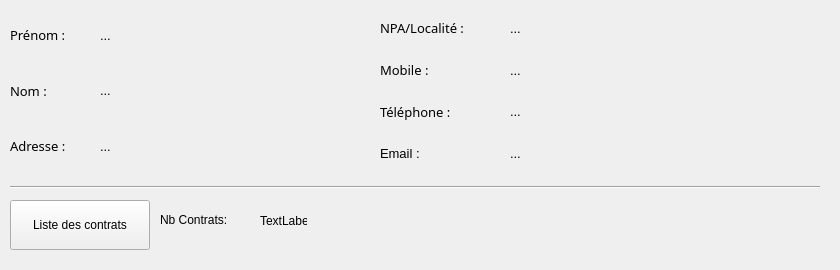
Qt form Sploks/views/clientsDetails.ui (alhelo-93/TPI-SPLOKS) before a commit.
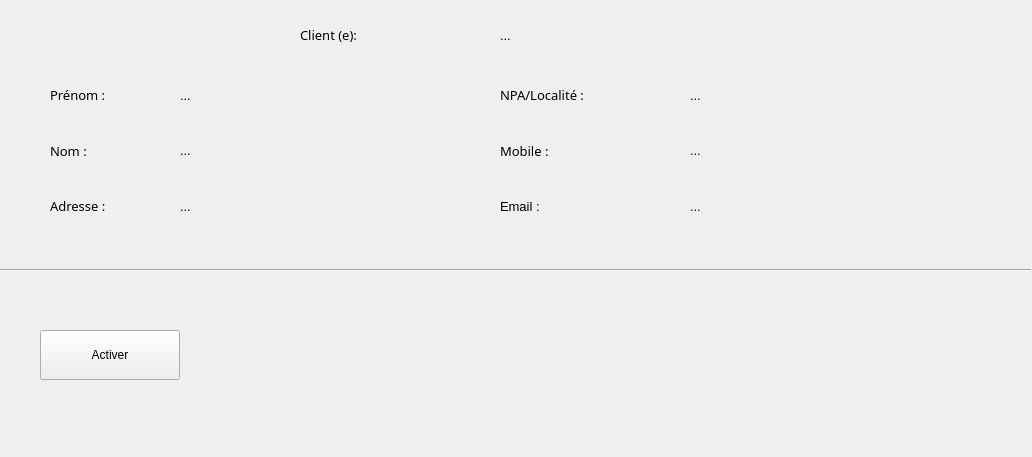
The same form after that commit.

Patch:
```diff
--- a/Sploks/views/clientsDetails.ui
+++ b/Sploks/views/clientsDetails.ui
@@ -6,8 +6,8 @@
    <rect>
     <x>0</x>
     <y>0</y>
-    <width>840</width>
-    <height>270</height>
+    <width>1032</width>
+    <height>457</height>
    </rect>
   </property>
   <property name="windowTitle">
@@ -17,9 +17,9 @@
    <widget class="QWidget" name="verticalLayoutWidget">
     <property name="geometry">
      <rect>
-      <x>10</x>
-      <y>10</y>
-      <width>81</width>
+      <x>50</x>
+      <y>70</y>
+      <width>111</width>
       <height>161</height>
      </rect>
     </property>
@@ -91,8 +91,8 @@
    <widget class="QWidget" name="verticalLayoutWidget_2">
     <property name="geometry">
      <rect>
-      <x>100</x>
-      <y>10</y>
+      <x>180</x>
+      <y>70</y>
       <width>271</width>
       <height>161</height>
      </rect>
@@ -139,9 +139,9 @@
    <widget class="QWidget" name="verticalLayoutWidget_3">
     <property name="geometry">
      <rect>
-      <x>380</x>
-      <y>10</y>
-      <width>121</width>
+      <x>500</x>
+      <y>70</y>
+      <width>161</width>
       <height>161</height>
      </rect>
     </property>
@@ -189,25 +189,6 @@
        </property>
       </widget>
      </item>
-     <item>
-      <widget class="QLabel" name="label_10">
-       <property name="font">
-        <font>
-         <family>Arial Black</family>
-         <pointsize>10</pointsize>
-         <weight>10</weight>
-         <italic>false</italic>
-         <bold>false</bold>
-        </font>
-       </property>
-       <property name="styleSheet">
-        <string notr="true">font: 87 10pt &quot;Arial Black&quot;;</string>
-       </property>
-       <property name="text">
-        <string>Téléphone :</string>
-       </property>
-      </widget>
-     </item>
      <item>
       <widget class="QLabel" name="label_14">
        <property name="styleSheet">
@@ -223,8 +204,8 @@
    <widget class="QWidget" name="verticalLayoutWidget_4">
     <property name="geometry">
      <rect>
-      <x>510</x>
-      <y>10</y>
+      <x>690</x>
+      <y>70</y>
       <width>311</width>
       <height>161</height>
      </rect>
@@ -254,18 +235,6 @@
        </property>
       </widget>
      </item>
-     <item>
-      <widget class="QLabel" name="lblTelephone">
-       <property name="font">
-        <font>
-         <pointsize>10</pointsize>
-        </font>
-       </property>
-       <property name="text">
-        <string>...</string>
-       </property>
-      </widget>
-     </item>
      <item>
       <widget class="QLabel" name="lblEmail">
        <property name="font">
@@ -283,14 +252,14 @@
    <widget class="QPushButton" name="btnContracts">
     <property name="geometry">
      <rect>
-      <x>10</x>
-      <y>200</y>
+      <x>40</x>
+      <y>330</y>
       <width>140</width>
       <height>50</height>
      </rect>
     </property>
     <property name="text">
-     <string>Liste des contrats</string>
+     <string>Activer</string>
     </property>
     <property name="checkable">
      <bool>false</bool>
@@ -299,10 +268,10 @@
    <widget class="Line" name="line">
     <property name="geometry">
      <rect>
-      <x>10</x>
-      <y>180</y>
-      <width>810</width>
-      <height>15</height>
+      <x>0</x>
+      <y>260</y>
+      <width>1031</width>
+      <height>20</height>
      </rect>
     </property>
     <property name="orientation">
@@ -312,30 +281,94 @@
    <widget class="QLabel" name="lbl_nbContracts">
     <property name="geometry">
      <rect>
-      <x>260</x>
-      <y>214</y>
-      <width>47</width>
-      <height>13</height>
-     </rect>
-    </property>
-    <property name="text">
-     <string>TextLabel</string>
-    </property>
-   </widget>
-   <widget class="QLabel" name="label_5">
-    <property name="geometry">
-     <rect>
-      <x>160</x>
-      <y>210</y>
+      <x>300</x>
+      <y>10</y>
       <width>111</width>
-      <height>20</height>
+      <height>50</height>
      </rect>
     </property>
+    <property name="font">
+     <font>
+      <family>Arial Black</family>
+      <pointsize>10</pointsize>
+      <weight>10</weight>
+      <italic>false</italic>
+      <bold>false</bold>
+     </font>
+    </property>
     <property name="styleSheet">
      <string notr="true">font: 87 10pt &quot;Arial Black&quot;;</string>
     </property>
     <property name="text">
-     <string>Nb Contrats:</string>
+     <string>Client (e):</string>
+    </property>
+   </widget>
+   <widget class="QLabel" name="lblClient_2">
+    <property name="geometry">
+     <rect>
+      <x>470</x>
+      <y>10</y>
+      <width>71</width>
+      <height>50</height>
+     </rect>
+    </property>
+    <property name="font">
+     <font>
+      <family>Arial Black</family>
+      <pointsize>10</pointsize>
+      <weight>10</weight>
+      <italic>false</italic>
+      <bold>false</bold>
+     </font>
+    </property>
+    <property name="styleSheet">
+     <string notr="true">font: 87 10pt &quot;Arial Black&quot;;</string>
+    </property>
+    <property name="text">
+     <string/>
+    </property>
+   </widget>
+   <widget class="QLabel" name="lblTitel_2">
+    <property name="geometry">
+     <rect>
+      <x>470</x>
+      <y>10</y>
+      <width>71</width>
+      <height>50</height>
+     </rect>
+    </property>
+    <property name="font">
+     <font>
+      <family>Arial Black</family>
+      <pointsize>10</pointsize>
+      <weight>10</weight>
+      <italic>false</italic>
+      <bold>false</bold>
+     </font>
+    </property>
+    <property name="styleSheet">
+     <string notr="true">font: 87 10pt &quot;Arial Black&quot;;</string>
+    </property>
+    <property name="text">
+     <string/>
+    </property>
+   </widget>
+   <widget class="QLabel" name="lblTitleClient">
+    <property name="geometry">
+     <rect>
+      <x>500</x>
+      <y>10</y>
+      <width>269</width>
+      <height>50</height>
+     </rect>
+    </property>
+    <property name="font">
+     <font>
+      <pointsize>10</pointsize>
+     </font>
+    </property>
+    <property name="text">
+     <string>...</string>
     </property>
    </widget>
   </widget>
```
Left out of the diff: 7 changed lines with no effect on the pictures.
